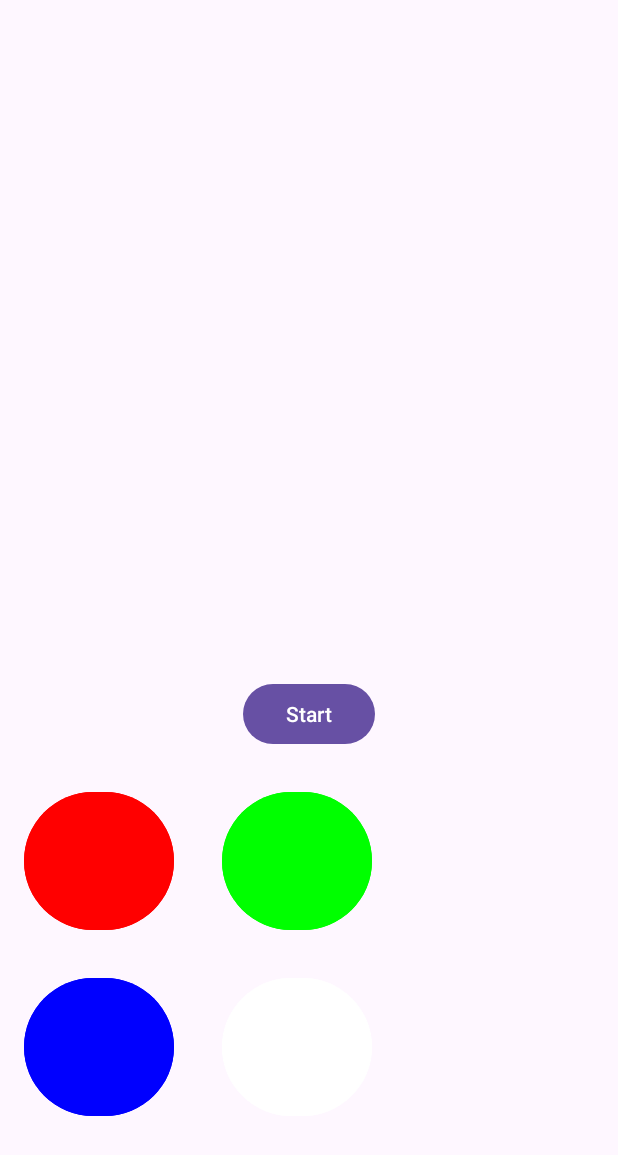
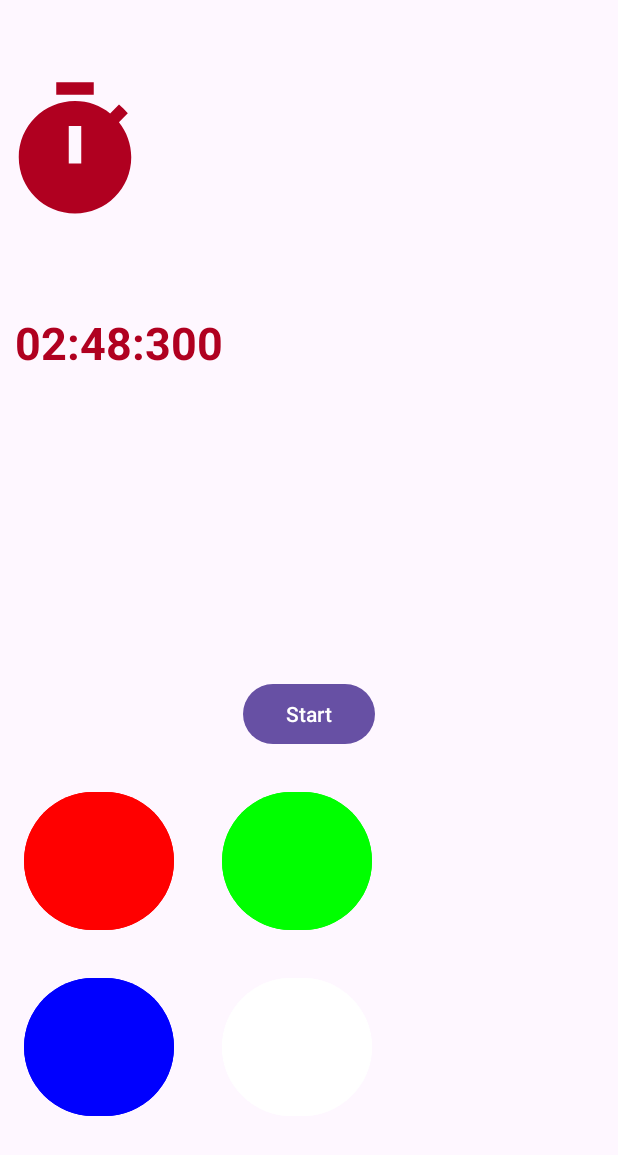
Before and after one commit to Yuvals7/SimonGameFinal, an Android app: the screen it shows after launch (MainActivity), after a tap on "Start", on a phone screen of 412 x 824 dp. Shown: the top 1155 px of the screen. Run offline under Robolectric (Android 15) with nearby library versions, the phone set to English and light mode, and no system bars.

Commit message:
Timer Added

```diff
--- a/app/src/main/java/com/example/simongamefinal/MainActivity.java
+++ b/app/src/main/java/com/example/simongamefinal/MainActivity.java
@@ -2,6 +2,7 @@ package com.example.simongamefinal;
 
 import android.content.Intent;
 import android.os.Bundle;
+import android.os.CountDownTimer;
 import android.os.Handler;
 import android.util.Log;
 import android.view.View;
@@ -11,7 +12,9 @@ import androidx.appcompat.app.AppCompatActivity;
 import java.util.ArrayList;
 import java.util.Arrays;
 import java.util.List;
+import java.util.Locale;
 import java.util.Random;
+import java.util.concurrent.TimeUnit;
 
 public class MainActivity extends AppCompatActivity {
 
@@ -26,12 +29,15 @@ public class MainActivity extends AppCompatActivity {
     private int sequenceIndex; // Index to keep track of the current position in the sequence
     private int playerIndex; // Index to keep track of the player's input position
 
+    Random random; // Create a random number generator
+
     private static final List<String> COLORS = Arrays.asList("RED", "GREEN", "BLUE", "WHITE"); // List of available colors
 
     @Override
     protected void onCreate(Bundle savedInstanceState) {
         super.onCreate(savedInstanceState);
         setContentView(R.layout.activity_main); // Set the layout for the activity
+        random = new Random();
 
         Log.d("XXXXX", "oncraete = ");
 
@@ -80,11 +86,39 @@ public class MainActivity extends AppCompatActivity {
                 handleColorClick("WHITE"); // Handle the click on the white color button
             }
         });
+
+        TextView textView = findViewById(R.id.textView);
+
+        long timerDuration = TimeUnit.MINUTES.toMillis(3);
+        long ticksInterval = 100;
+
+        new CountDownTimer(timerDuration, ticksInterval) {
+            long millis = 1000;
+            @Override
+            public void onTick(long millisUntilFinished) {
+                millis=millis - ticksInterval;
+                if (millis==0)
+                    millis= 1000;
+
+                String timerText = String.format(Locale.getDefault(),"%02d:%02d:%03d",
+                        TimeUnit.MILLISECONDS.toMinutes(millisUntilFinished),
+                        TimeUnit.MILLISECONDS.toSeconds(millisUntilFinished) -
+                                TimeUnit.MINUTES.toSeconds(TimeUnit.MILLISECONDS.toMinutes(millisUntilFinished)),
+                        millis
+
+                );
+
+                textView.setText(timerText);
+            }
+
+            @Override
+            public void onFinish() { textView.setText("finished");
+            }
+        }.start();
     }
 
     // Method to start the game
     private void startGame() {
-        Log.e("XXXXX", "start game = ");
         sequence = new ArrayList<>(); // Initialize the sequence list
         sequenceIndex = 0; // Initialize the sequence index
         playerIndex = 0; // Initialize the player index
@@ -94,16 +128,15 @@ public class MainActivity extends AppCompatActivity {
 
     // Method to generate the next item in the sequence
     private void generateNextSequenceItem() {
-        Log.e("XXXXX", "generateNextSequenceItem = ");
-        Random random = new Random(); // Create a random number generator
+
         int randomIndex = random.nextInt(COLORS.size()); // Generate a random index within the range of available colors
         String color = COLORS.get(randomIndex); // Get the color at the random index
         sequence.add(color); // Add the color to the sequence
+        Log.d("XXXXX", "sequence " + sequence);
     }
 
     // Method to display the sequence
     private void displaySequence() {
-        Log.e("XXXXX", "displaySequence = ");
         sequenceDisplay.setText(""); // Clear the sequence display
         final Handler handler = new Handler(); // Create a handler to delay execution
         for (int i = 0; i < sequence.size(); i++) { // Iterate through each color in the sequence
--- /dev/null
+++ b/app/src/main/res/drawable/baseline_timer_100.xml
@@ -0,0 +1,6 @@
+<vector android:height="100dp" android:tint="#FFFFFF"
+    android:viewportHeight="24" android:viewportWidth="24"
+    android:width="100dp" xmlns:android="http://schemas.android.com/apk/res/android">
+    <path android:fillColor="@android:color/white" android:pathData="M9,1h6v2h-6z"/>
+    <path android:fillColor="@android:color/white" android:pathData="M19.03,7.39l1.42,-1.42c-0.43,-0.51 -0.9,-0.99 -1.41,-1.41l-1.42,1.42C16.07,4.74 14.12,4 12,4c-4.97,0 -9,4.03 -9,9c0,4.97 4.02,9 9,9s9,-4.03 9,-9C21,10.88 20.26,8.93 19.03,7.39zM13,14h-2V8h2V14z"/>
+</vector>
--- a/app/src/main/res/layout/activity_main.xml
+++ b/app/src/main/res/layout/activity_main.xml
@@ -3,7 +3,31 @@
     xmlns:tools="http://schemas.android.com/tools"
     android:layout_width="match_parent"
     android:layout_height="match_parent"
+    xmlns:app="http://schemas.android.com/apk/res-auto"
     tools:context=".MainActivity">
+
+
+    <ImageView
+        android:layout_width="wrap_content"
+        android:layout_height="wrap_content"
+        android:layout_above="@id/textView"
+        android:layout_alignParentTop="true"
+        android:layout_marginTop="3dp"
+        android:src="@drawable/baseline_timer_100"
+        app:tint="@color/design_default_color_error" />
+
+    <TextView
+        android:id="@+id/textView"
+        android:layout_width="wrap_content"
+        android:layout_height="wrap_content"
+        android:layout_alignParentLeft="true"
+        android:layout_alignParentBottom="true"
+        android:layout_marginBottom="565dp"
+        android:padding="10dp"
+        android:text="00:00"
+        android:textColor="@color/design_default_color_error"
+        android:textSize="30sp"
+        android:textStyle="bold" />
 
     <TextView
         android:id="@+id/sequence_display"
```
